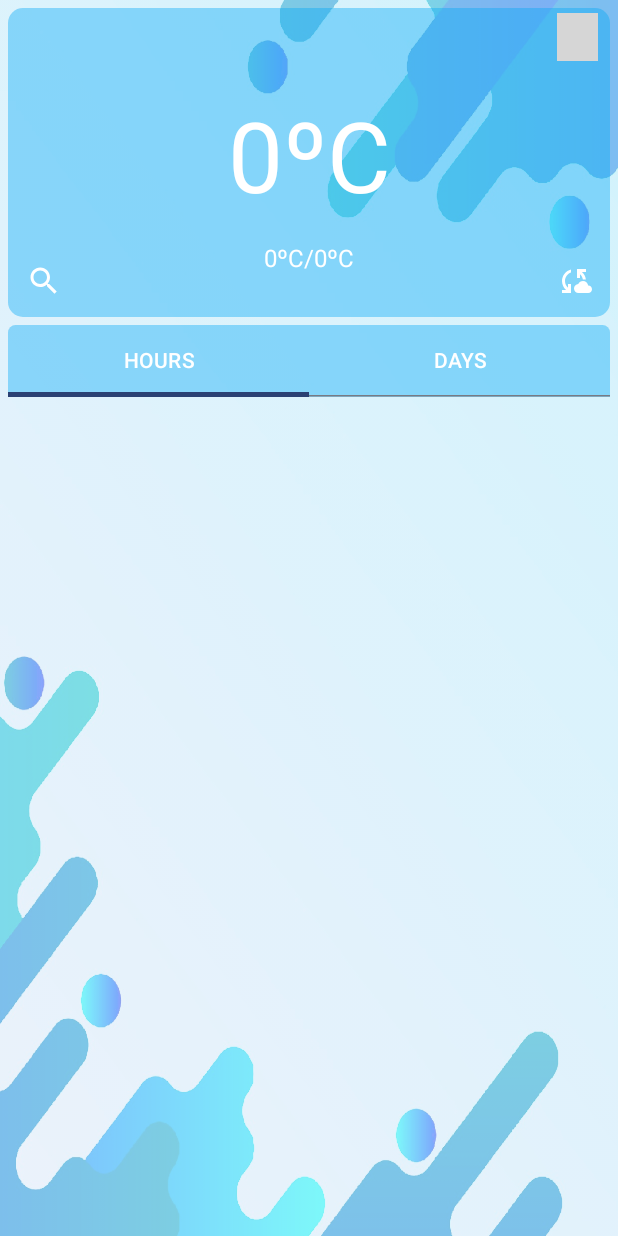
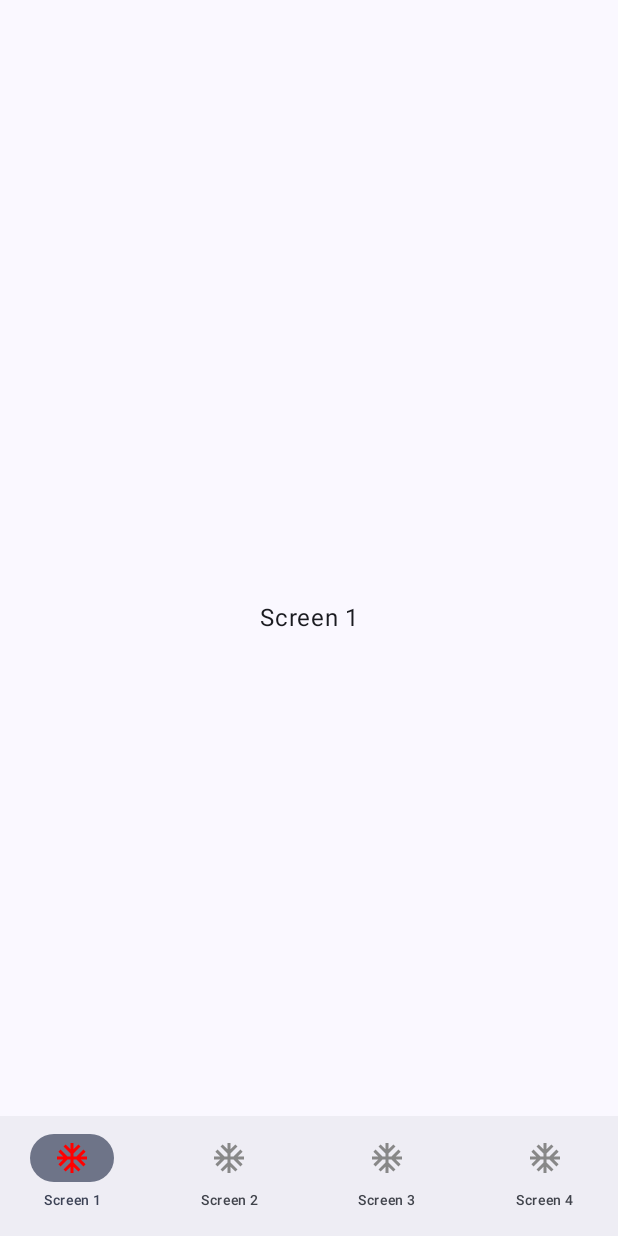
Before and after one commit to Shevy-D/ComposeLessonYouTube, an Android app built with Jetpack Compose: the screen it shows after launch (MainActivity), on a phone screen of 412 x 824 dp. Run offline under Robolectric (Android 15) with nearby library versions, the phone set to English and light mode, and no system bars; grey boxes are pictures that could not be loaded.

Commit message:
Lesson 20. The BottomNavigation

```diff
--- a/app/src/main/java/com/shevy/composelessonyoutube/MainActivity.kt
+++ b/app/src/main/java/com/shevy/composelessonyoutube/MainActivity.kt
@@ -1,31 +1,10 @@
 package com.shevy.composelessonyoutube
 
-import android.content.Context
 import android.os.Bundle
-import android.util.Log
 import androidx.activity.ComponentActivity
 import androidx.activity.compose.setContent
-import androidx.compose.foundation.Image
-import androidx.compose.foundation.layout.Column
-import androidx.compose.foundation.layout.fillMaxSize
-import androidx.compose.runtime.MutableState
-import androidx.compose.runtime.mutableStateOf
-import androidx.compose.runtime.remember
-import androidx.compose.ui.Modifier
-import androidx.compose.ui.draw.alpha
-import androidx.compose.ui.layout.ContentScale
-import androidx.compose.ui.res.painterResource
-import com.android.volley.Request
-import com.android.volley.toolbox.StringRequest
-import com.android.volley.toolbox.Volley
-import com.shevy.composelessonyoutube.data.WeatherModel
-import com.shevy.composelessonyoutube.ui.DialogSearch
-import com.shevy.composelessonyoutube.ui.screens.MainCard
-import com.shevy.composelessonyoutube.ui.screens.TabLayout
+import com.shevy.composelessonyoutube.bottom_navigation.MainScreen
 import com.shevy.composelessonyoutube.ui.theme.ComposeLessonYouTubeTheme
-import org.json.JSONObject
-
-const val API_KEY = "71905cf4f2ab40da9e8142341222207"
 
 class MainActivity : ComponentActivity() {
 
@@ -33,110 +12,8 @@ class MainActivity : ComponentActivity() {
         super.onCreate(savedInstanceState)
         setContent {
             ComposeLessonYouTubeTheme {
-                val daysList = remember {
-                    mutableStateOf(listOf<WeatherModel>())
-                }
-                val dialogState = remember {
-                    mutableStateOf(false)
-                }
-                val currentDay = remember {
-                    mutableStateOf(
-                        WeatherModel(
-                            "",
-                            "",
-                            "0.0",
-                            "",
-                            "",
-                            "0.0",
-                            "0.0",
-                            ""
-                        )
-                    )
-                }
-                if (dialogState.value) {
-                    DialogSearch(dialogState, onSubmit = {
-                        getData(it, this, daysList, currentDay)
-                    })
-                }
-                getData("London", this, daysList, currentDay)
-                Image(
-                    painter = painterResource(
-                        id = R.drawable.background
-                    ),
-                    contentDescription = "im1",
-                    modifier = Modifier
-                        .fillMaxSize()
-                        .alpha(0.5f),
-                    contentScale = ContentScale.FillBounds
-                )
-                Column {
-                    MainCard(currentDay, onClickSync = {
-                        getData("London", this@MainActivity, daysList, currentDay)
-                    }, onClickSearch = {
-                        dialogState.value = true
-                    }
-                    )
-                    TabLayout(daysList, currentDay)
-                }
+                MainScreen()
             }
         }
     }
-
-    private fun getData(
-        city: String, context: Context,
-        daysList: MutableState<List<WeatherModel>>,
-        currentDay: MutableState<WeatherModel>
-    ) {
-        val url = "https://api.weatherapi.com/v1/forecast.json?key=$API_KEY" +
-                "&q=$city" +
-                "&days=" +
-                "3" +
-                "&aqi=no&alerts=no"
-        val queue = Volley.newRequestQueue(context)
-        val sRequest = StringRequest(
-            Request.Method.GET,
-            url,
-            { response ->
-                val list = getWeatherByDays(response)
-                currentDay.value = list[0]
-                daysList.value = list
-            },
-            {
-                Log.d("MyLog", "VolleyError: $it")
-            }
-        )
-        queue.add(sRequest)
-    }
-
-    private fun getWeatherByDays(response: String): List<WeatherModel> {
-        if (response.isEmpty()) return listOf()
-        val list = ArrayList<WeatherModel>()
-        val mainObject = JSONObject(response)
-        val city = mainObject.getJSONObject("location").getString("name")
-        val days = mainObject.getJSONObject("forecast").getJSONArray("forecastday")
-
-        for (i in 0 until days.length()) {
-            val item = days[i] as JSONObject
-            list.add(
-                WeatherModel(
-                    city,
-                    item.getString("date"),
-                    "",
-                    item.getJSONObject("day").getJSONObject("condition")
-                        .getString("text"),
-                    item.getJSONObject("day").getJSONObject("condition")
-                        .getString("icon"),
-                    item.getJSONObject("day").getString("maxtemp_c"),
-                    item.getJSONObject("day").getString("mintemp_c"),
-                    item.getJSONArray("hour").toString()
-
-                )
-            )
-        }
-        list[0] = list[0].copy(
-            time = mainObject.getJSONObject("current").getString("last_updated"),
-            currentTemp = mainObject.getJSONObject("current").getString("temp_c"),
-        )
-        return list
-    }
 }
--- /dev/null
+++ b/app/src/main/java/com/shevy/composelessonyoutube/bottom_navigation/BottomItem.kt
@@ -0,0 +1,10 @@
+package com.shevy.composelessonyoutube.bottom_navigation
+
+import com.shevy.composelessonyoutube.R
+
+sealed class BottomItem(val title: String, val iconId: Int, val route: String) {
+    object Screen1 : BottomItem("Screen 1", R.drawable.icon, "screen_1")
+    object Screen2 : BottomItem("Screen 2", R.drawable.icon, "screen_2")
+    object Screen3 : BottomItem("Screen 3", R.drawable.icon, "screen_3")
+    object Screen4 : BottomItem("Screen 4", R.drawable.icon, "screen_4")
+}
--- /dev/null
+++ b/app/src/main/java/com/shevy/composelessonyoutube/bottom_navigation/BottomNavigation.kt
@@ -0,0 +1,59 @@
+package com.shevy.composelessonyoutube.bottom_navigation
+
+import androidx.compose.foundation.background
+import androidx.compose.material3.Icon
+import androidx.compose.material3.NavigationBar
+import androidx.compose.material3.NavigationBarItem
+import androidx.compose.material3.NavigationBarItemDefaults
+import androidx.compose.material3.Text
+import androidx.compose.runtime.Composable
+import androidx.compose.runtime.getValue
+import androidx.compose.ui.Modifier
+import androidx.compose.ui.graphics.Color
+import androidx.compose.ui.res.painterResource
+import androidx.compose.ui.unit.sp
+import androidx.navigation.NavController
+import androidx.navigation.compose.currentBackStackEntryAsState
+
+@Composable
+fun BottomNavigation(
+    navController: NavController
+) {
+    val listItems = listOf(
+        BottomItem.Screen1,
+        BottomItem.Screen2,
+        BottomItem.Screen3,
+        BottomItem.Screen4
+    )
+    NavigationBar(Modifier.background(Color.White)) {
+        val backStackEntry by navController.currentBackStackEntryAsState()
+        val currentRoute = backStackEntry?.destination?.route
+        listItems.forEach { item ->
+            NavigationBarItem(
+                selected = currentRoute == item.route,
+                onClick = {
+                    navController.navigate(item.route)
+                },
+                icon = {
+                    Icon(
+                        painter = painterResource(id = item.iconId),
+                        contentDescription = "Icon"
+                    )
+                },
+                label = {
+                    Text(
+                        text = item.title,
+                        fontSize = 9.sp
+                    )
+                },
+                colors = NavigationBarItemDefaults.colors(
+                    selectedIconColor = Color.Red,
+                    unselectedIconColor = Color.Gray,
+                    //selectedTextColor = AppDefaults.navigationSelectedItemColor(),
+                    //unselectedTextColor = AppDefaults.navigationContentColor(),
+                    //indicatorColor = AppDefaults.navigationIndicatorColor()
+                )
+            )
+        }
+    }
+}
--- /dev/null
+++ b/app/src/main/java/com/shevy/composelessonyoutube/bottom_navigation/MainScreen.kt
@@ -0,0 +1,21 @@
+package com.shevy.composelessonyoutube.bottom_navigation
+
+import android.annotation.SuppressLint
+import androidx.compose.material3.ExperimentalMaterial3Api
+import androidx.compose.material3.Scaffold
+import androidx.compose.runtime.Composable
+import androidx.navigation.compose.rememberNavController
+
+@OptIn(ExperimentalMaterial3Api::class)
+@SuppressLint("UnusedMaterialScaffoldPaddingParameter", "UnusedMaterial3ScaffoldPaddingParameter")
+@Composable
+fun MainScreen() {
+    val navController = rememberNavController()
+    Scaffold(
+        bottomBar = {
+            BottomNavigation(navController = navController)
+        }
+    ) {
+        NavGraph(navHostController = navController)
+    }
+}
--- /dev/null
+++ b/app/src/main/java/com/shevy/composelessonyoutube/bottom_navigation/NavGraph.kt
@@ -0,0 +1,26 @@
+package com.shevy.composelessonyoutube.bottom_navigation
+
+import androidx.compose.runtime.Composable
+import androidx.navigation.NavHostController
+import androidx.navigation.compose.NavHost
+import androidx.navigation.compose.composable
+
+@Composable
+fun NavGraph(
+    navHostController: NavHostController
+) {
+    NavHost(navController = navHostController, startDestination = "screen_1"){
+        composable("screen_1"){
+            Screen1()
+        }
+        composable("screen_2"){
+            Screen2()
+        }
+        composable("screen_3"){
+            Screen3()
+        }
+        composable("screen_4"){
+            Screen4()
+        }
+    }
+}
--- a/app/src/main/java/com/shevy/composelessonyoutube/data/WeatherModel.kt
+++ /dev/null
@@ -1,14 +0,0 @@
-package com.shevy.composelessonyoutube.data
-
-import java.time.temporal.Temporal
-
-data class WeatherModel(
-    val city: String,
-    val time: String,
-    val currentTemp: String,
-    val condition: String,
-    val icon: String,
-    val maxTemp: String,
-    val minTemp: String,
-    val hours: String
-)
--- a/app/src/main/java/com/shevy/composelessonyoutube/ui/screens/MainCard.kt
+++ /dev/null
@@ -1,210 +0,0 @@
-package com.shevy.composelessonyoutube.ui.screens
-
-import androidx.compose.foundation.layout.Arrangement
-import androidx.compose.foundation.layout.Column
-import androidx.compose.foundation.layout.Row
-import androidx.compose.foundation.layout.fillMaxSize
-import androidx.compose.foundation.layout.fillMaxWidth
-import androidx.compose.foundation.layout.padding
-import androidx.compose.foundation.layout.size
-import androidx.compose.foundation.lazy.LazyColumn
-import androidx.compose.foundation.lazy.itemsIndexed
-import androidx.compose.foundation.shape.RoundedCornerShape
-import androidx.compose.material3.Card
-import androidx.compose.material3.CardDefaults
-import androidx.compose.material3.Icon
-import androidx.compose.material3.IconButton
-import androidx.compose.material3.Tab
-import androidx.compose.material3.TabRow
-import androidx.compose.material3.Text
-import androidx.compose.runtime.Composable
-import androidx.compose.runtime.MutableState
-import androidx.compose.runtime.rememberCoroutineScope
-import androidx.compose.ui.Alignment
-import androidx.compose.ui.Modifier
-import androidx.compose.ui.draw.clip
-import androidx.compose.ui.graphics.Color
-import androidx.compose.ui.res.painterResource
-import androidx.compose.ui.text.TextStyle
-import androidx.compose.ui.tooling.preview.Preview
-import androidx.compose.ui.unit.dp
-import androidx.compose.ui.unit.sp
-import coil.compose.AsyncImage
-import com.google.accompanist.pager.ExperimentalPagerApi
-import com.google.accompanist.pager.HorizontalPager
-import com.google.accompanist.pager.rememberPagerState
-import com.shevy.composelessonyoutube.R
-import com.shevy.composelessonyoutube.data.WeatherModel
-import com.shevy.composelessonyoutube.ui.ListItem
-import com.shevy.composelessonyoutube.ui.MainList
-import com.shevy.composelessonyoutube.ui.theme.BlueLight
-import kotlinx.coroutines.launch
-import org.json.JSONArray
-import org.json.JSONObject
-
-@Composable
-fun MainCard(
-    currentDay: MutableState<WeatherModel>,
-    onClickSync: () -> Unit,
-    onClickSearch: () -> Unit
-) {
-    Column(
-        modifier = Modifier
-            .padding(5.dp)
-    ) {
-        Card(
-            modifier = Modifier.fillMaxWidth(),
-            colors = CardDefaults.cardColors(BlueLight),
-            elevation = CardDefaults.cardElevation(0.dp),
-            shape = RoundedCornerShape(10.dp)
-        ) {
-            Column(
-                modifier = Modifier.fillMaxWidth(),
-                horizontalAlignment = Alignment.CenterHorizontally
-            ) {
-                Row(
-                    modifier = Modifier.fillMaxWidth(),
-                    horizontalArrangement = Arrangement.SpaceBetween
-                ) {
-                    Text(
-                        modifier = Modifier.padding(top = 8.dp, start = 8.dp),
-                        text = currentDay.value.time,
-                        style = TextStyle(fontSize = 15.sp),
-                        color = Color.White
-                    )
-                    AsyncImage(
-                        model = "https:" + currentDay.value.icon,
-                        contentDescription = "im2",
-                        modifier = Modifier
-                            .size(35.dp)
-                            .padding(top = 3.dp, end = 8.dp)
-                    )
-                }
-                Text(
-                    text = currentDay.value.city,
-                    style = TextStyle(fontSize = 24.sp),
-                    color = Color.White
-                )
-                Text(
-                    text = if (currentDay.value.currentTemp.isNotEmpty())
-                        currentDay.value.currentTemp.toFloat().toInt().toString() + "ºC"
-                    else currentDay.value.maxTemp.toFloat().toInt().toString() +
-                            "ºC/${currentDay.value.minTemp.toFloat().toInt()}ºC",
-                    style = TextStyle(fontSize = 65.sp),
-                    color = Color.White
-                )
-                Text(
-                    text = currentDay.value.condition,
-                    style = TextStyle(fontSize = 16.sp),
-                    color = Color.White
-                )
-                Row(
-                    modifier = Modifier.fillMaxWidth(),
-                    horizontalArrangement = Arrangement.SpaceBetween
-                ) {
-                    IconButton(
-                        onClick = { onClickSearch.invoke() }
-                    ) {
-                        Icon(
-                            painter = painterResource(id = R.drawable.ic_search),
-                            contentDescription = "im3",
-                            tint = Color.White
-                        )
-                    }
-                    Text(
-                        text = "${
-                            currentDay.value
-                                .maxTemp.toFloat().toInt()
-                        }ºC/${
-                            currentDay
-                                .value.minTemp.toFloat().toInt()
-                        }ºC",
-                        style = TextStyle(fontSize = 16.sp),
-                        color = Color.White
-                    )
-                    IconButton(
-                        onClick = { onClickSync.invoke() }
-                    ) {
-                        Icon(
-                            painter = painterResource(id = R.drawable.ic_sync),
-                            contentDescription = "im4",
-                            tint = Color.White
-                        )
-                    }
-                }
-            }
-        }
-    }
-}
-
-@OptIn(ExperimentalPagerApi::class)
-@Composable
-fun TabLayout(daysList: MutableState<List<WeatherModel>>, currentDay: MutableState<WeatherModel>) {
-    val tabList = listOf("HOURS", "DAYS")
-    val pagerState = rememberPagerState()
-    val tabIndex = pagerState.currentPage
-    val coroutineScope = rememberCoroutineScope()
-
-    Column(
-        modifier = Modifier
-            .padding(
-                start = 5.dp,
-                end = 5.dp
-            )
-            .clip(RoundedCornerShape(5.dp))
-    ) {
-        TabRow(
-            selectedTabIndex = tabIndex,
-            containerColor = BlueLight,
-            contentColor = Color.White
-        ) {
-            tabList.forEachIndexed { index, text ->
-                Tab(
-                    selected = false,
-                    onClick = {
-                        coroutineScope.launch {
-                            pagerState.animateScrollToPage(index)
-                        }
-                    },
-                    text = {
-                        Text(text = text)
-                    }
-                )
-            }
-        }
-        HorizontalPager(
-            count = tabList.size,
-            state = pagerState,
-            modifier = Modifier.weight(1.0f)
-        ) { index ->
-            val list = when (index) {
-                0 -> getWeatherByHours(currentDay.value.hours)
-                1 -> daysList.value
-                else -> daysList.value
-            }
-            MainList(list, currentDay)
-        }
-    }
-}
-
-private fun getWeatherByHours(hours: String): List<WeatherModel> {
-    if (hours.isEmpty()) return listOf()
-    val hoursArray = JSONArray(hours)
-    val list = ArrayList<WeatherModel>()
-    for (i in 0 until hoursArray.length()) {
-        val item = hoursArray[i] as JSONObject
-        list.add(
-            WeatherModel(
-                "",
-                item.getString("time"),
-                item.getString("temp_c").toFloat().toInt().toString() + "ºC",
-                item.getJSONObject("condition").getString("text"),
-                item.getJSONObject("condition").getString("icon"),
-                "",
-                "",
-                ""
-            )
-        )
-    }
-    return list
-}
--- a/app/src/main/res/drawable/ic_search.xml
+++ /dev/null
@@ -1,5 +0,0 @@
-<vector android:height="24dp" android:tint="#FFFFFF"
-    android:viewportHeight="24" android:viewportWidth="24"
-    android:width="24dp" xmlns:android="http://schemas.android.com/apk/res/android">
-    <path android:fillColor="@android:color/white" android:pathData="M15.5,14h-0.79l-0.28,-0.27C15.41,12.59 16,11.11 16,9.5 16,5.91 13.09,3 9.5,3S3,5.91 3,9.5 5.91,16 9.5,16c1.61,0 3.09,-0.59 4.23,-1.57l0.27,0.28v0.79l5,4.99L20.49,19l-4.99,-5zM9.5,14C7.01,14 5,11.99 5,9.5S7.01,5 9.5,5 14,7.01 14,9.5 11.99,14 9.5,14z"/>
-</vector>
--- a/app/src/main/res/drawable/ic_sync.xml
+++ /dev/null
@@ -1,5 +0,0 @@
-<vector android:height="24dp" android:tint="#FFFFFF"
-    android:viewportHeight="24" android:viewportWidth="24"
-    android:width="24dp" xmlns:android="http://schemas.android.com/apk/res/android">
-    <path android:fillColor="@android:color/white" android:pathData="M21.5,14.98c-0.02,0 -0.03,0 -0.05,0.01C21.2,13.3 19.76,12 18,12c-1.4,0 -2.6,0.83 -3.16,2.02C13.26,14.1 12,15.4 12,17c0,1.66 1.34,3 3,3l6.5,-0.02c1.38,0 2.5,-1.12 2.5,-2.5S22.88,14.98 21.5,14.98zM10,4.26v2.09C7.67,7.18 6,9.39 6,12c0,1.77 0.78,3.34 2,4.44V14h2v6H4v-2h2.73C5.06,16.54 4,14.4 4,12C4,8.27 6.55,5.15 10,4.26zM20,6h-2.73c1.43,1.26 2.41,3.01 2.66,5l-2.02,0C17.68,9.64 16.98,8.45 16,7.56V10h-2V4h6V6z"/>
-</vector>
--- /dev/null
+++ b/app/src/main/res/drawable/icon.xml
@@ -0,0 +1,5 @@
+<vector android:height="24dp" android:tint="#000001"
+    android:viewportHeight="24" android:viewportWidth="24"
+    android:width="24dp" xmlns:android="http://schemas.android.com/apk/res/android">
+    <path android:fillColor="@android:color/white" android:pathData="M22,11h-4.17l3.24,-3.24 -1.41,-1.42L15,11h-2V9l4.66,-4.66 -1.42,-1.41L13,6.17V2h-2v4.17L7.76,2.93 6.34,4.34 11,9v2H9L4.34,6.34 2.93,7.76 6.17,11H2v2h4.17l-3.24,3.24 1.41,1.42L9,13h2v2l-4.66,4.66 1.42,1.41L11,17.83V22h2v-4.17l3.24,3.24 1.42,-1.41L13,15v-2h2l4.66,4.66 1.41,-1.42L17.83,13H22z"/>
+</vector>
```
Also changed, not shown: app/build.gradle.kts (+3 -6 lines), app/src/main/java/com/shevy/composelessonyoutube/ItemRow.kt (deleted, +0 -55 lines), app/src/main/java/com/shevy/composelessonyoutube/ItemRowModel.kt (deleted, +0 -7 lines), app/src/main/java/com/shevy/composelessonyoutube/bottom_navigation/Screens.kt (added, +52 -0 lines), app/src/main/java/com/shevy/composelessonyoutube/ui/UI.kt (deleted, +0 -132 lines), app/src/main/res/drawable/background.jpg (deleted).
